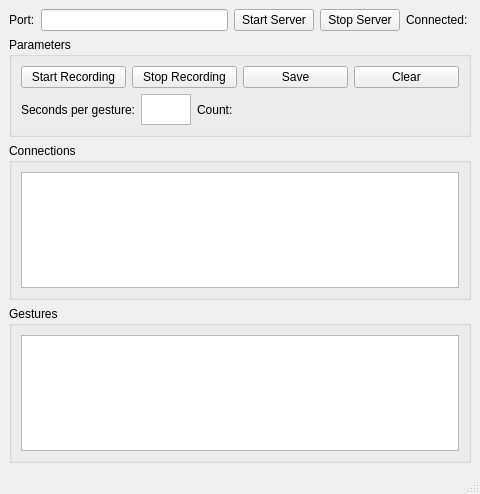
radarsat1/cvpca, file window.ui: the form before one commit.
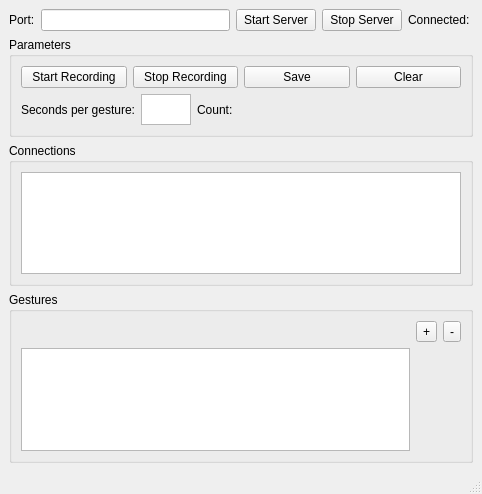
The form after the commit.

Commit message: Add a couple of buttons to add and remove gestures.

Patch:
```diff
--- a/window.ui
+++ b/window.ui
@@ -6,7 +6,7 @@
    <rect>
     <x>0</x>
     <y>0</y>
-    <width>480</width>
+    <width>482</width>
     <height>494</height>
    </rect>
   </property>
@@ -198,9 +198,23 @@
          <string>Gestures</string>
         </property>
         <layout class="QGridLayout" name="gridLayout">
-         <item row="0" column="0">
+         <item row="0" column="2">
+          <widget class="QToolButton" name="addGestureButton">
+           <property name="text">
+            <string>+</string>
+           </property>
+          </widget>
+         </item>
+         <item row="2" column="0" colspan="2">
           <widget class="QListWidget" name="gestureList"/>
          </item>
+         <item row="0" column="3">
+          <widget class="QToolButton" name="removeGestureButton">
+           <property name="text">
+            <string>-</string>
+           </property>
+          </widget>
+         </item>
         </layout>
        </widget>
       </item>
```
Left out of the diff: 2 changed lines with no effect on the pictures. The commit also changes 1 other file.
